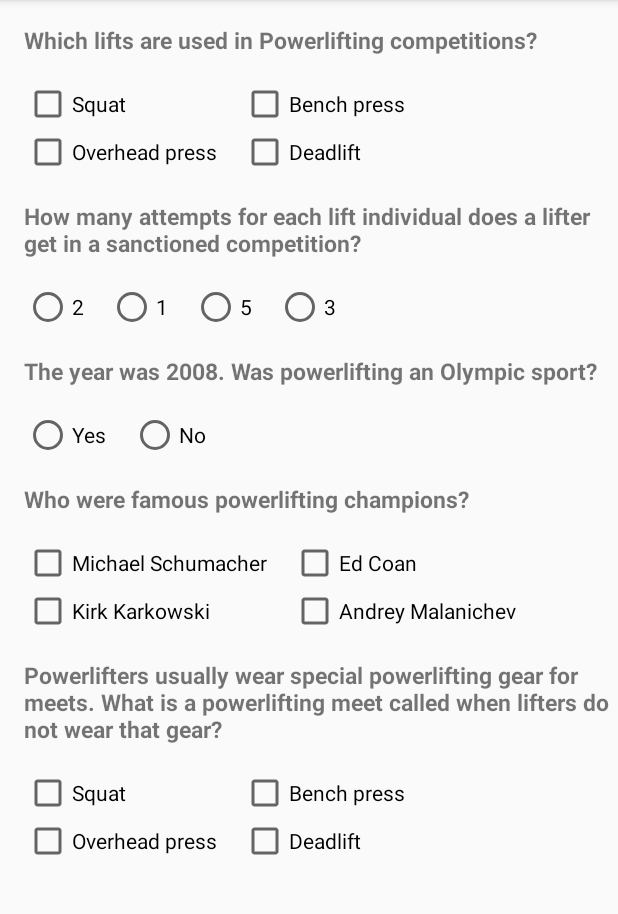
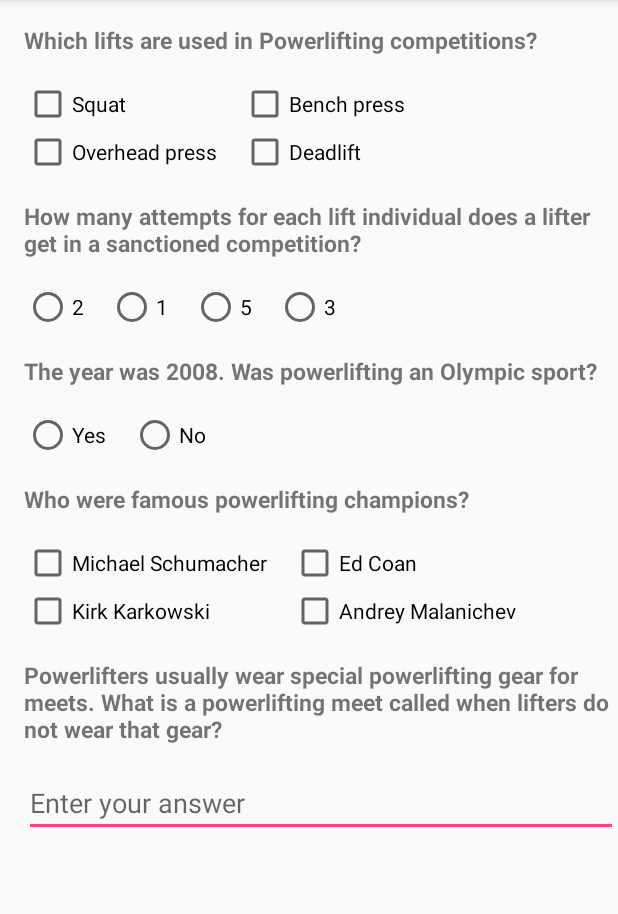
Before and after one commit to joachimharms/Powerlifting-Quiz, an Android app: the screen it shows after launch (MainActivity), on a phone screen of 412 x 824 dp, the part 84-998 px from its top. Run offline under Robolectric (Android 15) with nearby library versions, the phone set to English and light mode, and no system bars.

Commit message:
Add EditTextView and finished raw Layout - done

```diff
--- a/app/src/main/res/layout/activity_main.xml
+++ b/app/src/main/res/layout/activity_main.xml
@@ -1,6 +1,5 @@
 <?xml version="1.0" encoding="utf-8"?>
 
-<!--hello World-->
 <ScrollView
     xmlns:android="http://schemas.android.com/apk/res/android"
     xmlns:tools="http://schemas.android.com/tools"
@@ -317,31 +316,6 @@
 
 
 
-
-
-
-
-
-
-
-
-
-
-    <LinearLayout
-        android:layout_width="match_parent"
-        android:layout_height="wrap_content">
-
-
-
-    </LinearLayout>
-
-
-
-
-
-
-
-
     <TextView
         android:layout_width="match_parent"
         android:layout_height="wrap_content"
@@ -352,86 +326,11 @@
         android:layout_marginLeft="16dp"
         android:layout_marginTop="16dp"
         />
-
-
-
-
-    <LinearLayout
-        android:layout_width="match_parent"
-        android:layout_height="wrap_content"
-        android:orientation="horizontal"
-        >
-        <LinearLayout
-            android:layout_width="wrap_content"
+        <EditText
+            android:layout_width="match_parent"
             android:layout_height="wrap_content"
-            android:orientation="vertical">
-
-            <CheckBox
-                android:layout_width="wrap_content"
-                android:layout_height="wrap_content"
-                android:layout_marginLeft="16dp"
-                android:text="Squat"
-
-                />
-            <CheckBox
-
-                android:layout_width="wrap_content"
-                android:layout_height="wrap_content"
-                android:text="Overhead press"
-                android:layout_marginLeft="16dp"
-
-
-                />
-
-        </LinearLayout>
-
-
-        <LinearLayout
-            android:layout_width="wrap_content"
-            android:layout_height="wrap_content"
-            android:orientation="vertical">
-            <CheckBox
-
-                android:layout_width="wrap_content"
-                android:layout_height="wrap_content"
-                android:text="Bench press"
-                android:layout_marginLeft="16dp"
-                />
-            <CheckBox
-
-                android:layout_width="wrap_content"
-                android:layout_height="wrap_content"
-                android:text="Deadlift"
-                android:layout_marginLeft="16dp"
-
-                />
-        </LinearLayout>
-    </LinearLayout>
-
-
-
-
-
-
-
-
-
-
-
-
-
-
-
-
-
-    <LinearLayout
-        android:layout_width="match_parent"
-        android:layout_height="wrap_content">
-
-
-
-    </LinearLayout>
-
-
+            android:hint="Enter your answer"
+            android:layout_marginLeft="16dp"
+            />
 </LinearLayout>
 </ScrollView>
```
Also changed, not shown: 7 other files.
